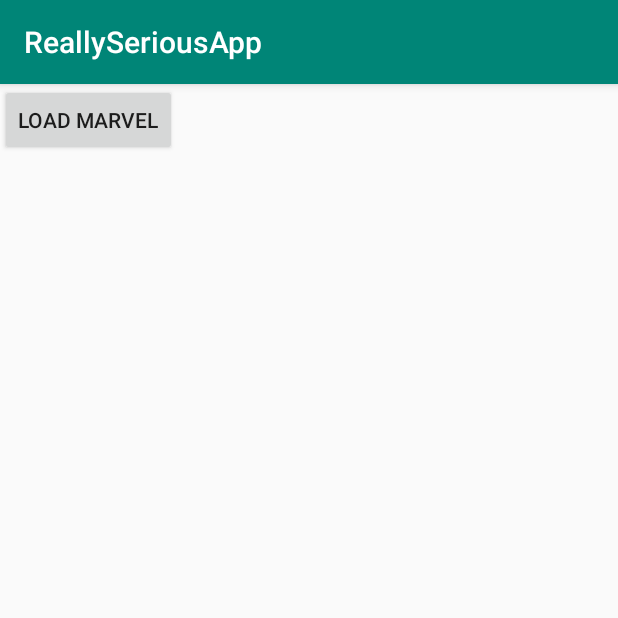
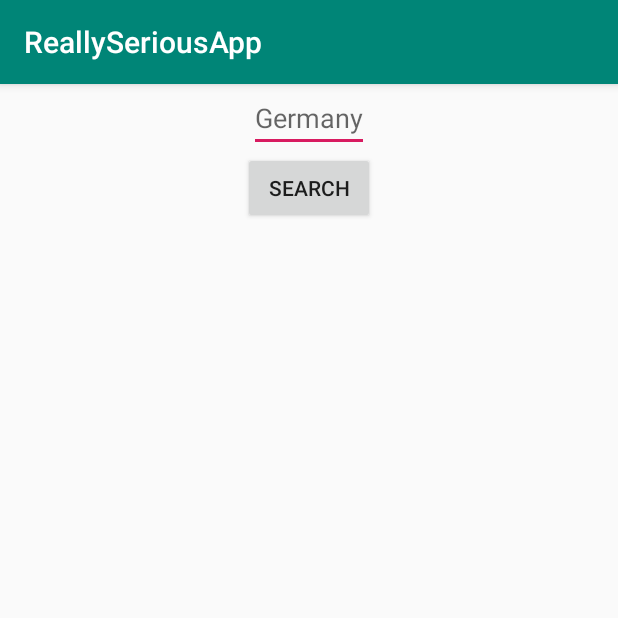
Before and after one commit to revipod/ReallySeriousApp, an Android app: the screen it shows after launch (MainActivity), on a phone screen of 412 x 824 dp, the top half of it. Run offline under Robolectric (Android 15) with nearby library versions, the phone set to English and light mode, and no system bars; our stand-ins replace Dagger/Hilt's generated code, Room's generated code, RxJava, data binding.

```diff
--- a/app/build.gradle
+++ b/app/build.gradle
@@ -32,6 +32,8 @@ android {
 }
 
 dependencies {
+    def room_version = "2.2.5"
+
     implementation fileTree(dir: 'libs', include: ['*.jar'])
     implementation"org.jetbrains.kotlin:kotlin-stdlib-jdk7:$kotlin_version"
     implementation 'androidx.appcompat:appcompat:1.0.2'
@@ -54,4 +56,7 @@ dependencies {
     implementation 'com.squareup.retrofit2:adapter-rxjava2:2.3.0'
     implementation 'io.reactivex.rxjava2:rxandroid:2.0.1'
     implementation "androidx.recyclerview:recyclerview:1.1.0"
+    implementation "androidx.room:room-runtime:$room_version"
+    implementation "androidx.room:room-rxjava2:2.2.5"
+    kapt "androidx.room:room-compiler:$room_version"
 }
--- a/app/src/main/java/com/example/reallyseriousapp/MyApplication.kt
+++ b/app/src/main/java/com/example/reallyseriousapp/MyApplication.kt
@@ -2,6 +2,7 @@ package com.example.reallyseriousapp
 
 import android.app.Activity
 import android.app.Application
+import com.example.reallyseriousapp.dagger.ContextModule
 import com.example.reallyseriousapp.dagger.DaggerMyApplicationComponent
 import dagger.android.DispatchingAndroidInjector
 import dagger.android.HasActivityInjector
@@ -15,7 +16,7 @@ class MyApplication : Application(), HasActivityInjector {
     @Override
     override fun onCreate() {
         super.onCreate()
-        DaggerMyApplicationComponent.create().inject(this)
+        DaggerMyApplicationComponent.builder().contextModule(ContextModule(this)).build().inject(this)
     }
 
     override fun activityInjector(): DispatchingAndroidInjector<Activity> {
--- /dev/null
+++ b/app/src/main/java/com/example/reallyseriousapp/dagger/ContextModule.kt
@@ -0,0 +1,16 @@
+package com.example.reallyseriousapp.dagger
+
+import android.content.Context
+import dagger.Module
+import dagger.Provides
+import javax.inject.Named
+
+@Module
+class ContextModule(private val context: Context) {
+
+    @Provides
+    @Named("ApplicationContext")
+    internal fun getContext(): Context {
+        return context
+    }
+}
--- a/app/src/main/java/com/example/reallyseriousapp/dagger/MyApplicationComponent.kt
+++ b/app/src/main/java/com/example/reallyseriousapp/dagger/MyApplicationComponent.kt
@@ -7,5 +7,5 @@ import dagger.android.AndroidInjector
 import javax.inject.Singleton
 
 @Singleton
-@Component(modules = [AndroidInjectionModule::class, ActivityModule::class, ViewModelModules::class])
+@Component(modules = [AndroidInjectionModule::class, ActivityModule::class, ViewModelModule::class, ObjectModule::class, ContextModule::class])
 interface MyApplicationComponent : AndroidInjector<MyApplication>
--- a/app/src/main/java/com/example/reallyseriousapp/dagger/ViewModelModules.kt
+++ b/app/src/main/java/com/example/reallyseriousapp/dagger/ObjectModule.kt
@@ -1,15 +1,21 @@
 package com.example.reallyseriousapp.dagger
 
+import android.content.Context
+import androidx.room.Room
+import androidx.room.RoomDatabase
 import com.example.reallyseriousapp.retrofit.CountryService
 import com.example.reallyseriousapp.retrofit.ReactiveCountryService
+import com.example.reallyseriousapp.roomdb.AppDatabase
 import dagger.Module
 import dagger.Provides
 import retrofit2.Retrofit
 import retrofit2.adapter.rxjava2.RxJava2CallAdapterFactory
 import retrofit2.converter.gson.GsonConverterFactory
+import javax.inject.Named
+import javax.inject.Singleton
 
 @Module
-class ViewModelModules {
+class ObjectModule {
 
     @Provides
     fun providesRFCountryService(): CountryService {
@@ -32,5 +38,9 @@ class ViewModelModules {
         return retrofit.create(ReactiveCountryService::class.java)
     }
 
-
+    @Singleton
+    @Provides
+    fun providesRoomDBInstance(@Named("ApplicationContext") context: Context): AppDatabase {
+        return Room.databaseBuilder(context, AppDatabase::class.java, "appDatabase").build()
+    }
 }
--- a/app/src/main/java/com/example/reallyseriousapp/retrofit/CountryByNameResponse.kt
+++ b/app/src/main/java/com/example/reallyseriousapp/retrofit/CountryByNameResponse.kt
@@ -8,5 +8,8 @@ data class CountryByNameResponse (
     val name: String,
 
     @SerializedName("capital")
-    val capital: String
+    val capital: String,
+
+    @SerializedName("population")
+    val population: Int
 )
--- /dev/null
+++ b/app/src/main/java/com/example/reallyseriousapp/roomdb/AppDatabase.kt
@@ -0,0 +1,9 @@
+package com.example.reallyseriousapp.roomdb
+
+import androidx.room.Database
+import androidx.room.RoomDatabase
+
+@Database(entities = arrayOf(Country::class), version = 1)
+abstract class AppDatabase : RoomDatabase() {
+    abstract fun countryDao(): CountryDao
+}
--- a/app/src/main/res/layout/activity_main.xml
+++ b/app/src/main/res/layout/activity_main.xml
@@ -16,21 +16,35 @@
     android:layout_height="match_parent"
     tools:context=".MainActivity">
 
-    <Button
-        android:id="@+id/loadMarvel"
+    <EditText
+        android:id="@+id/countryNameSearch"
         android:layout_width="wrap_content"
         android:layout_height="wrap_content"
-        android:onClick="@{(view) -> viewModel.launchMarvelActivity(view)}"
-        android:text="load Marvel"
-        tools:layout_editor_absoluteX="146dp"
-        tools:layout_editor_absoluteY="219dp" />
+        android:hint="@string/germany"
+        android:text="@={viewModel.searchCountry}"
+        app:layout_constraintStart_toStartOf="parent"
+        app:layout_constraintEnd_toEndOf="parent" />
+
+    <Button
+        android:id="@+id/searchCountry"
+        android:layout_width="wrap_content"
+        android:layout_height="wrap_content"
+        android:onClick="@{(view) -> viewModel.getCountryData(view)}"
+        android:text="Search"
+        app:layout_constraintTop_toBottomOf="@+id/countryNameSearch"
+        app:layout_constraintStart_toStartOf="parent"
+        app:layout_constraintEnd_toEndOf="parent" />
 
     <androidx.recyclerview.widget.RecyclerView
         android:id="@+id/countryDataRV"
         android:layout_width="match_parent"
-        android:layout_height="match_parent"
+        android:layout_height="0dp"
+        app:layoutManager="androidx.recyclerview.widget.LinearLayoutManager"
         app:setAdapter="@{viewModel.countryAdapter}"
-        app:layoutManager="androidx.recyclerview.widget.LinearLayoutManager"/>
+        app:layout_constraintTop_toBottomOf="@+id/searchCountry"
+        app:layout_constraintBottom_toBottomOf="parent"
+        app:layout_constraintStart_toStartOf="parent"
+        app:layout_constraintEnd_toEndOf="parent" />
 
 </androidx.constraintlayout.widget.ConstraintLayout>
 </layout>
--- a/app/src/main/res/values/strings.xml
+++ b/app/src/main/res/values/strings.xml
@@ -1,3 +1,4 @@
 <resources>
     <string name="app_name">ReallySeriousApp</string>
+    <string name="germany">Germany</string>
 </resources>
```
Also changed, not shown: app/src/main/java/com/example/reallyseriousapp/CountryInfoViewModel.kt (+43 -6 lines), app/src/main/java/com/example/reallyseriousapp/dagger/ViewModelModule.kt (added, +14 -0 lines), app/src/main/java/com/example/reallyseriousapp/roomdb/Country.kt (added, +12 -0 lines), app/src/main/java/com/example/reallyseriousapp/roomdb/CountryDao.kt (added, +17 -0 lines).
